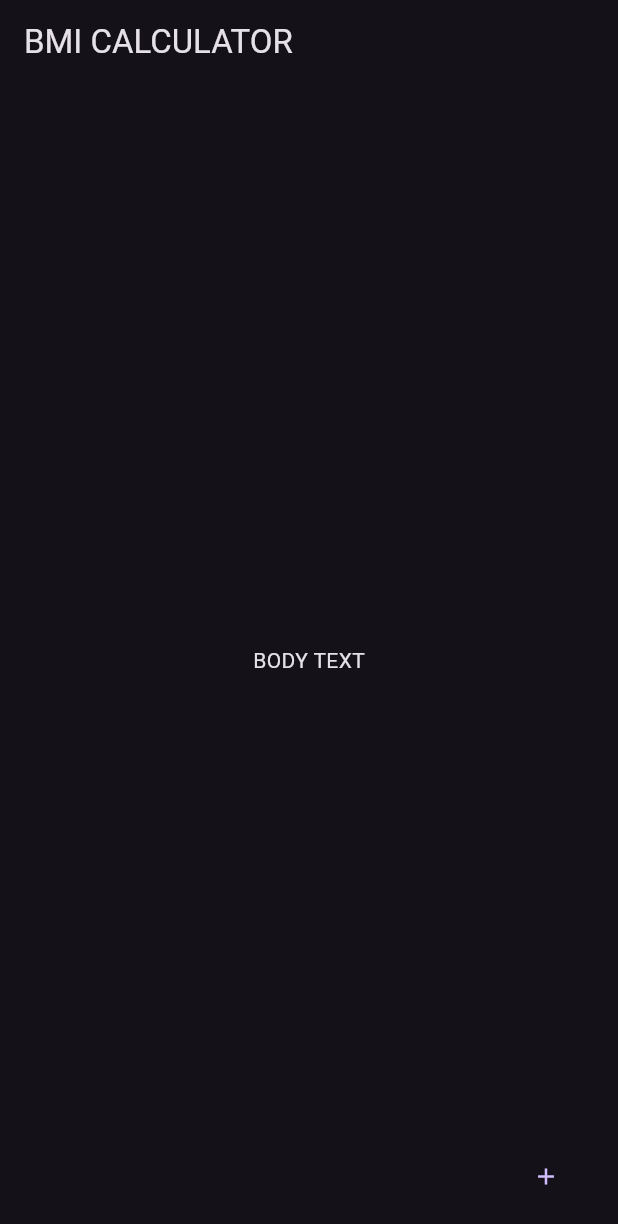
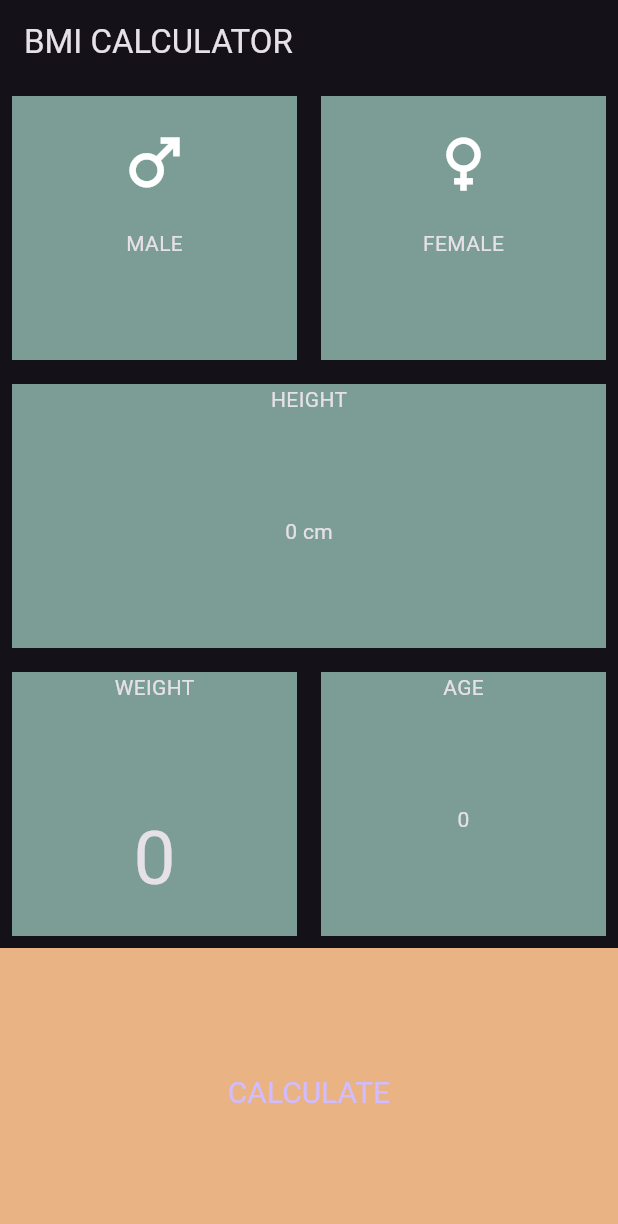
Before and after one commit to Arrocito82/bmi_calculator, a Flutter app: the screen it shows after launch, on a phone screen of 412 x 824 dp. Shown: the top 1224 px of the screen. Run offline on Flutter 3.47's test engine with Material 2 defaults, Android fonts, the phone set to English and light mode, and no system bars.

Commit message:
display cards

```diff
--- a/lib/main.dart
+++ b/lib/main.dart
@@ -1,7 +1,7 @@
 import 'package:flutter/material.dart';
 
 void main() => runApp(BMICalculator());
-const primaryColor = Color.fromRGBO(175, 180, 174, 1.0);
+const primaryColor = Color.fromRGBO(124, 157, 150, 1.0);
 const primaryColorAccent = Color.fromRGBO(210, 215, 209, 1.0);
 
 class BMICalculator extends StatelessWidget {
@@ -21,18 +21,171 @@ class InputPage extends StatefulWidget {
 }
 
 class _InputPageState extends State<InputPage> {
+  int _weight = 0;
+  int _height = 0;
+  int _age = 0;
   @override
   Widget build(BuildContext context) {
     return Scaffold(
       appBar: AppBar(
         title: Text('BMI CALCULATOR'),
       ),
-      body: Center(
-        child: Text('BODY TEXT'),
-      ),
-      floatingActionButton: TextButton(
-        onPressed: () {},
-        child: Icon(Icons.add),
+      body: Column(
+        children: [
+          Expanded(
+            child: Row(
+              children: [
+                Expanded(
+                  child: Container(
+                    margin: EdgeInsets.all(8.0),
+                    decoration: BoxDecoration(
+                      color: primaryColor,
+                    ),
+                    child: Column(
+                      mainAxisAlignment: MainAxisAlignment.center,
+                      children: [
+                        Expanded(
+                          child: Icon(
+                            Icons.male,
+                            size: 50.0,
+                          ),
+                        ),
+                        Expanded(
+                          child: Text("MALE"),
+                        ),
+                      ],
+                    ),
+                  ),
+                ),
+                Expanded(
+                  child: Container(
+                    margin: EdgeInsets.all(8.0),
+                    decoration: BoxDecoration(
+                      color: primaryColor,
+                    ),
+                    child: Column(
+                      mainAxisAlignment: MainAxisAlignment.center,
+                      children: [
+                        Expanded(
+                          child: Icon(
+                            Icons.female,
+                            size: 50.0,
+                          ),
+                        ),
+                        Expanded(
+                          child: Text("FEMALE"),
+                        ),
+                      ],
+                    ),
+                  ),
+                ),
+              ],
+            ),
+          ),
+          Expanded(
+            child: Row(
+              children: [
+                Expanded(
+                  child: Container(
+                    margin: EdgeInsets.all(8.0),
+                    decoration: BoxDecoration(
+                      color: primaryColor,
+                    ),
+                    child: Column(
+                      mainAxisAlignment: MainAxisAlignment.center,
+                      children: [
+                        Expanded(
+                          child: Text("HEIGHT"),
+                        ),
+                        Expanded(
+                          child: Text("$_height cm"),
+                        ),
+                      ],
+                    ),
+                  ),
+                ),
+              ],
+            ),
+          ),
+          Expanded(
+            child: Row(
+              children: [
+                Expanded(
+                  child: Container(
+                    margin: EdgeInsets.all(8.0),
+                    decoration: BoxDecoration(
+                      color: primaryColor,
+                    ),
+                    child: Column(
+                      mainAxisAlignment: MainAxisAlignment.center,
+                      children: [
+                        Expanded(
+                          child: Text("WEIGHT"),
+                        ),
+                        Expanded(
+                          child: Text(
+                            "$_weight",
+                            style: TextStyle(fontSize: 50.0),
+                          ),
+                        ),
+                      ],
+                    ),
+                  ),
+                ),
+                Expanded(
+                  child: Container(
+                    margin: EdgeInsets.all(8.0),
+                    decoration: BoxDecoration(
+                      color: primaryColor,
+                    ),
+                    child: Column(
+                      mainAxisAlignment: MainAxisAlignment.center,
+                      children: [
+                        Expanded(
+                          child: Text("AGE"),
+                        ),
+                        Expanded(
+                          child: Text("$_age"),
+                        ),
+                      ],
+                    ),
+                  ),
+                ),
+              ],
+            ),
+          ),
+          Expanded(
+            child: TextButton(
+              onPressed: () {},
+              style: ButtonStyle(
+                backgroundColor: MaterialStateColor.resolveWith((states) =>
+                    (states == MaterialState.pressed ||
+                            states == MaterialState.focused)
+                        ? Color.fromRGBO(255, 139, 68, 1.0)
+                        : Color.fromRGBO(233, 179, 132, 1)),
+                shape: MaterialStateProperty.all(
+                  ContinuousRectangleBorder(
+                    borderRadius: BorderRadius.circular(0),
+                    // side: BorderSide(width: double.infinity)
+                  ),
+                ),
+                minimumSize: MaterialStateProperty.resolveWith(
+                  (states) => Size(
+                    double.infinity,
+                    50.0,
+                  ),
+                ),
+                textStyle: MaterialStateTextStyle.resolveWith(
+                  (states) => TextStyle(
+                    color: Colors.white,
+                    fontSize: 20.0,
+                  ),
+                ),
+              ),
+              child: Text("CALCULATE"),
+            ),
+          )
+        ],
       ),
     );
   }
```
